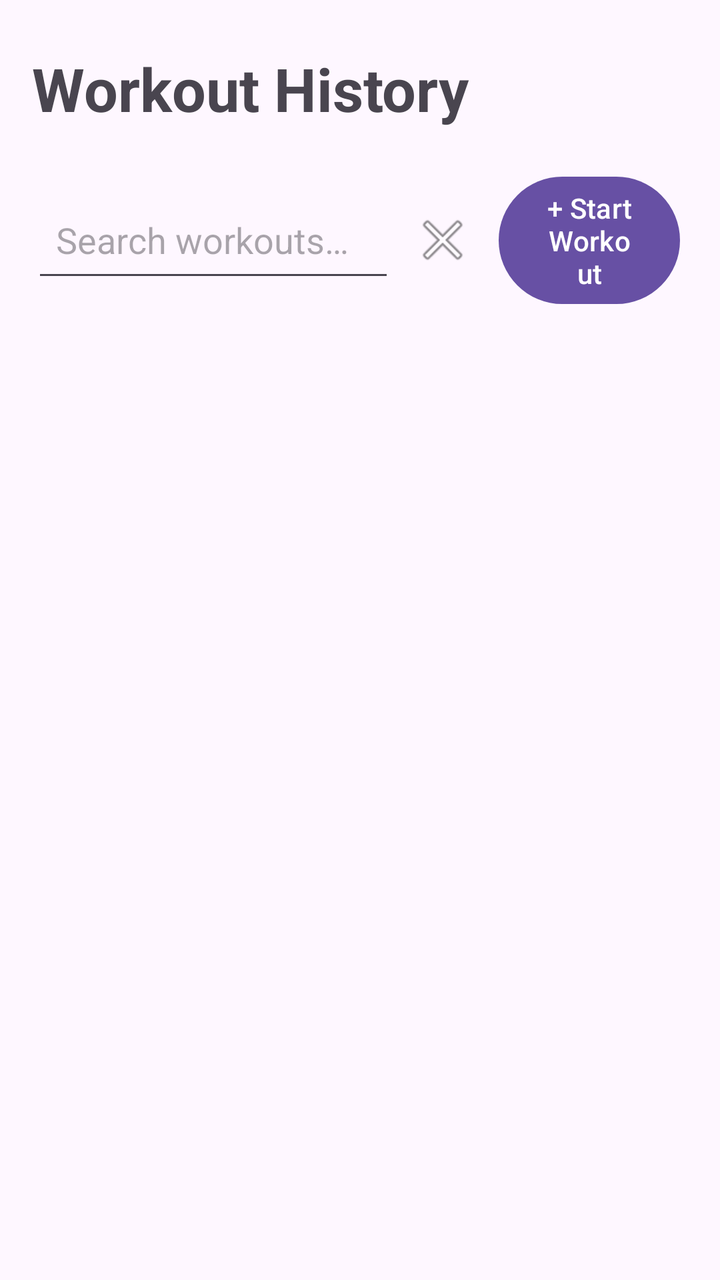
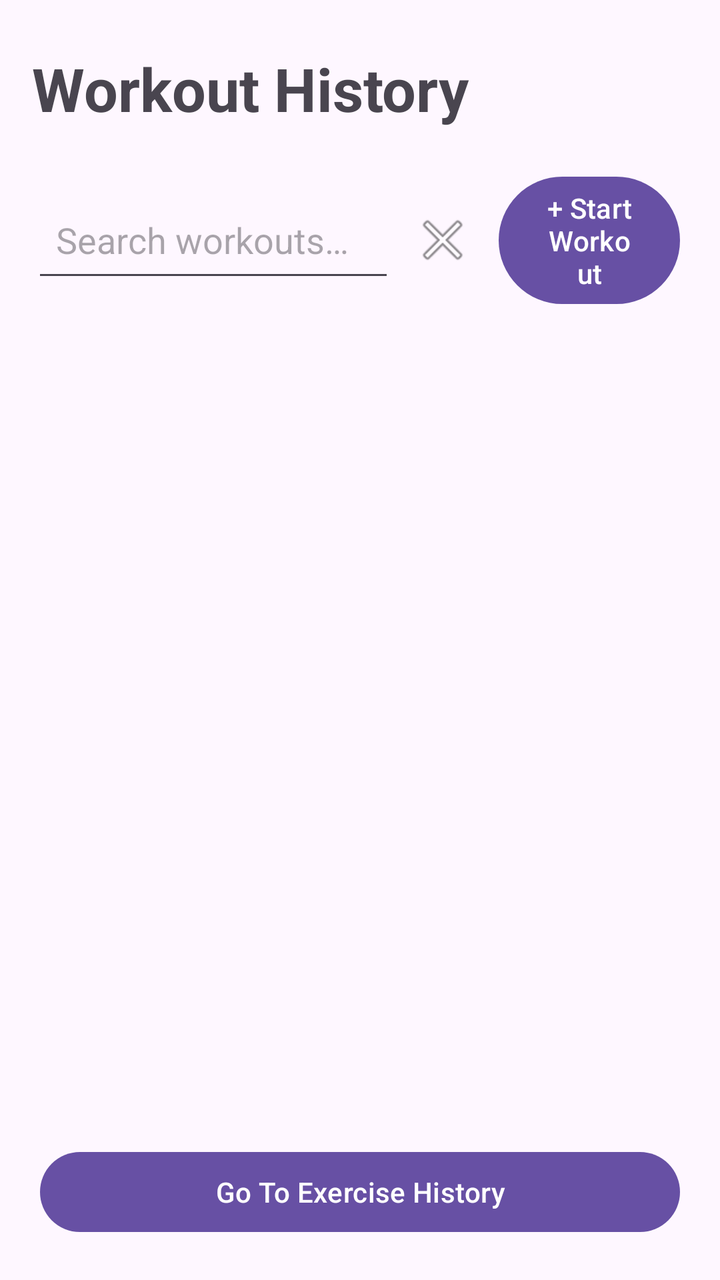

Two renders of the same Android screen: before a commit and after it. Below are the layout's source before the change and the commit's diff.
<!-- AndroidManifest.xml: application theme Theme.FitnessGuru -->
<!-- res/layout/activity_main.xml -->
<?xml version="1.0" encoding="utf-8"?>
<LinearLayout xmlns:android="http://schemas.android.com/apk/res/android"
    android:orientation="vertical"
    android:padding="16dp"
    android:layout_width="match_parent"
    android:layout_height="match_parent">

    <TextView
        android:id="@+id/appTitle"
        android:text="Workout History"
        android:textSize="30sp"
        android:textStyle="bold"
        android:layout_width="match_parent"
        android:layout_height="wrap_content"
        android:paddingTop="8dp"
        android:paddingBottom="16dp"/>

    <LinearLayout
        android:orientation="horizontal"
        android:gravity="center_vertical"
        android:layout_width="match_parent"
        android:layout_height="wrap_content">

        <EditText
            android:id="@+id/searchInput"
            android:hint="Search workouts…"
            android:singleLine="true"
            android:imeOptions="actionSearch"
            android:padding="12dp"
            android:minHeight="52dp"
            android:layout_width="0dp"
            android:layout_weight="1"
            android:layout_height="wrap_content"/>

        <ImageButton
            android:id="@+id/clearSearch"
            android:contentDescription="Clear search"
            android:src="@android:drawable/ic_menu_close_clear_cancel"
            android:background="?attr/selectableItemBackgroundBorderless"
            android:minWidth="48dp"
            android:minHeight="48dp"
            android:layout_width="48dp"
            android:layout_height="48dp"/>

        <Button
            android:id="@+id/newWorkout"
            android:layout_width="0dp"
            android:layout_weight="0.5"
            android:layout_height="wrap_content"
            android:minHeight="48dp"
            android:text="+ Start Workout"
            android:layout_margin="4dp"/>

    </LinearLayout>

    <TextView
        android:id="@+id/emptyMessage"
        android:text="No workouts yet. Start a workout to see it here!!"
        android:gravity="center"
        android:visibility="gone"
        android:layout_width="match_parent"
        android:layout_height="wrap_content"
        android:padding="24dp"/>

    <androidx.recyclerview.widget.RecyclerView
        android:id="@+id/workoutList"
        android:clipToPadding="false"
        android:paddingTop="12dp"
        android:layout_width="match_parent"
        android:layout_height="0dp"
        android:layout_weight="1"/>

</LinearLayout>
<!-- resources referenced by this layout -->
<resources>
  <style name="Theme.FitnessGuru" parent="Base.Theme.FitnessGuru" />
  <style name="Base.Theme.FitnessGuru" parent="Theme.Material3.DayNight.NoActionBar">
          
          
      </style>
</resources>

<!-- the commit's change to res/layout/activity_main.xml (unified diff, before → after) -->
@@ -70,4 +70,12 @@
         android:layout_height="0dp"
         android:layout_weight="1"/>
 
+    <Button
+        android:id="@+id/goToExerciseHistory"
+        android:layout_width="match_parent"
+        android:layout_height="wrap_content"
+        android:minHeight="48dp"
+        android:text="Go To Exercise History"
+        android:layout_margin="4dp"/>
+
 </LinearLayout>
